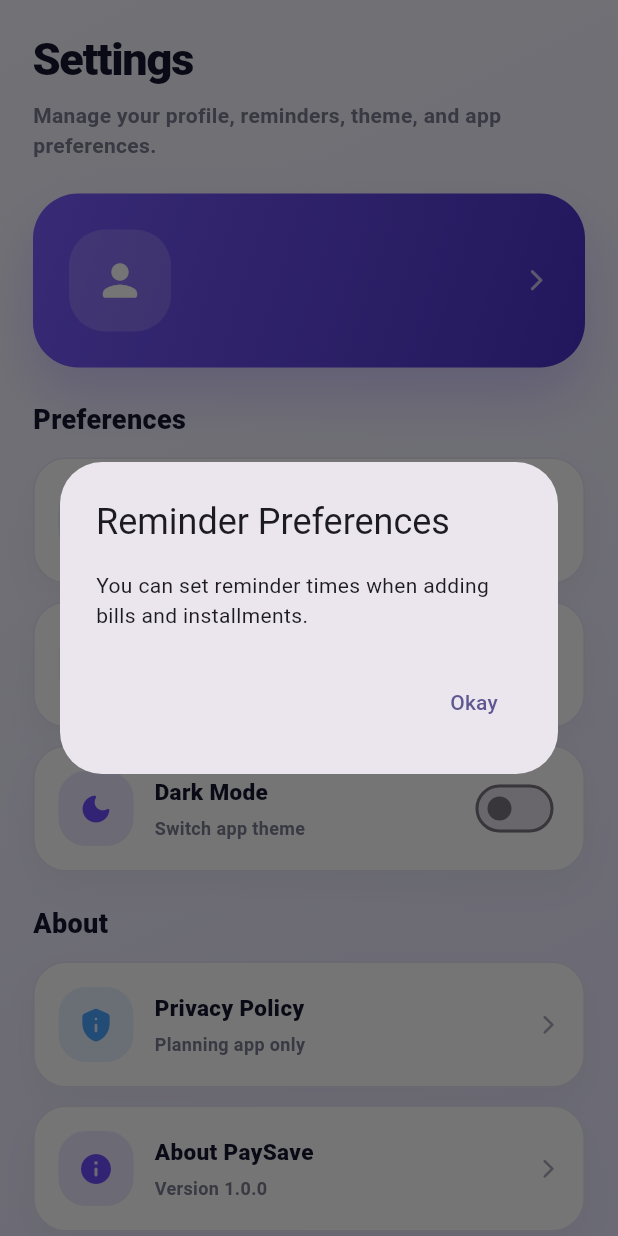
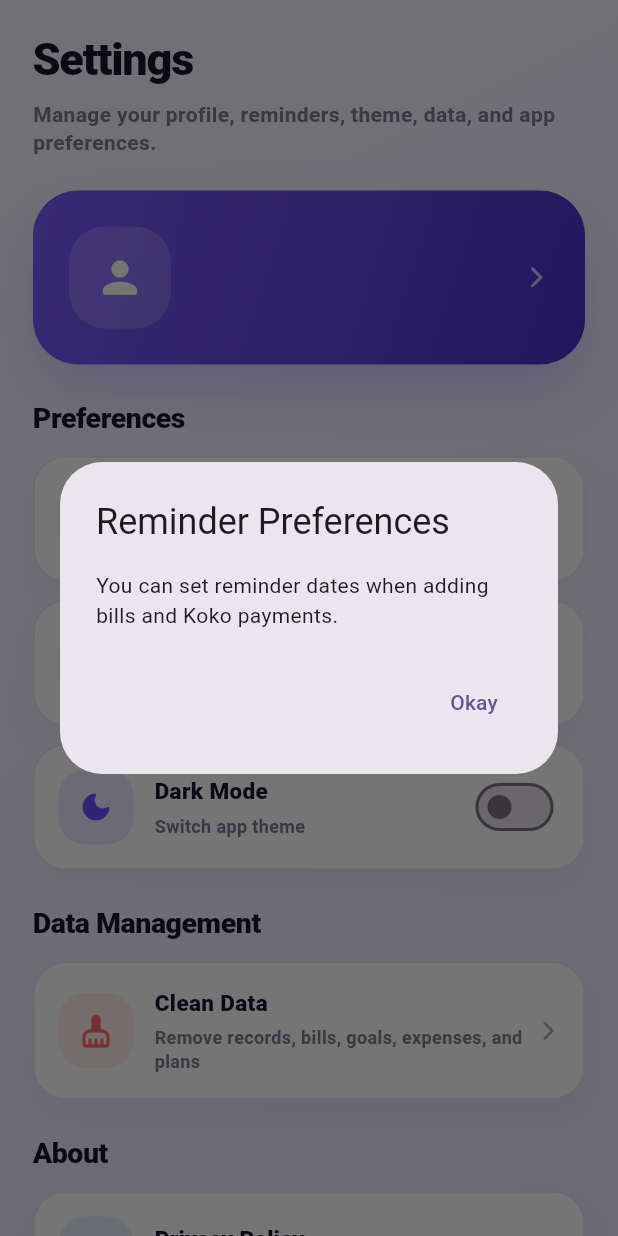
Before and after one commit to NehanVidanaarchchi/PaySave, a Flutter app: the SettingsScreen screen opened by its route, after a tap on "Reminder Preferences", on a phone screen of 412 x 824 dp. Run offline on Flutter 3.47's test engine with Material 3 defaults, Android fonts, the phone set to English and light mode, and no system bars; our stand-ins replace cloud_firestore, connectivity_plus, firebase_auth, firebase_core, fl_chart, flutter_local_notifications and 2 more; accounts and stored records are empty.

Commit message:
vug fixed

```diff
--- a/lib/app/app_routes.dart
+++ b/lib/app/app_routes.dart
@@ -22,6 +22,7 @@ import '../features/planner/monthly_plan_setup_screen.dart';
 
 import '../features/records/add_money_record_screen.dart';
 
+import '../features/saving/add_saving_goal_screen.dart';
 import '../features/saving/savings_screen.dart';
 
 import '../features/settings/profile_screen.dart';
@@ -125,11 +126,7 @@ class AppRoutes {
         return _page(const SavingsScreen());
 
       case addSavingGoal:
-        return _page(
-          const AddMoneyRecordScreen(
-            initialType: MoneyRecordModel.typeSaving,
-          ),
-        );
+        return _page(const AddSavingGoalScreen());
 
       case expenses:
         return _page(const ExpensesScreen());
--- a/lib/features/auth/register_screen.dart
+++ b/lib/features/auth/register_screen.dart
@@ -52,7 +52,7 @@ class _RegisterScreenState extends State<RegisterScreen> {
     if (success) {
       Navigator.pushNamedAndRemoveUntil(
         context,
-        AppRoutes.monthlyPlanSetup,
+        AppRoutes.home,
         (_) => false,
       );
     } else {
--- a/lib/features/settings/settings_screen.dart
+++ b/lib/features/settings/settings_screen.dart
@@ -1,3 +1,4 @@
+import 'package:cloud_firestore/cloud_firestore.dart';
 import 'package:firebase_auth/firebase_auth.dart';
 import 'package:flutter/material.dart';
 import 'package:provider/provider.dart';
@@ -5,6 +6,7 @@ import 'package:provider/provider.dart';
 import '../../app/app_routes.dart';
 import '../../core/constants/app_colors.dart';
 import '../../core/constants/app_sizes.dart';
+import '../../core/constants/firebase_collections.dart';
 import '../../providers/theme_provider.dart';
 
 class SettingsScreen extends StatelessWidget {
@@ -37,7 +39,7 @@ class SettingsScreen extends StatelessWidget {
     if (confirm != true) return;
     if (!context.mounted) return;
 
-    // await context.read<AuthProvider>().logout();
+    await FirebaseAuth.instance.signOut();
 
     if (!context.mounted) return;
 
@@ -45,6 +47,152 @@ class SettingsScreen extends StatelessWidget {
       context,
       AppRoutes.login,
       (_) => false,
+    );
+  }
+
+  Future<void> _cleanUserData(BuildContext context) async {
+    final confirm = await showDialog<bool>(
+      context: context,
+      builder: (context) {
+        return AlertDialog(
+          title: const Text('Clean all data?'),
+          content: const Text(
+            'This will remove your records, bills, Koko payments, goals, expenses, and old monthly plans. Your account will not be deleted. This action cannot be undone.',
+          ),
+          actions: [
+            TextButton(
+              onPressed: () => Navigator.pop(context, false),
+              child: const Text('Cancel'),
+            ),
+            TextButton(
+              onPressed: () => Navigator.pop(context, true),
+              child: const Text(
+                'Clean Data',
+                style: TextStyle(
+                  color: AppColors.danger,
+                  fontWeight: FontWeight.w900,
+                ),
+              ),
+            ),
+          ],
+        );
+      },
+    );
+
+    if (confirm != true) return;
+    if (!context.mounted) return;
+
+    showDialog<void>(
+      context: context,
+      barrierDismissible: false,
+      builder: (_) {
+        return const Center(
+          child: CircularProgressIndicator(
+            color: AppColors.primary,
+          ),
+        );
+      },
+    );
+
+    try {
+      await _deleteCurrentUserData();
+
+      if (!context.mounted) return;
+
+      Navigator.pop(context);
+
+      ScaffoldMessenger.of(context).showSnackBar(
+        const SnackBar(
+          content: Text('All PaySave data cleaned successfully.'),
+          behavior: SnackBarBehavior.floating,
+          backgroundColor: AppColors.success,
+        ),
+      );
+
+      Navigator.pushNamedAndRemoveUntil(
+        context,
+        AppRoutes.home,
+        (_) => false,
+      );
+    } catch (e) {
+      if (!context.mounted) return;
+
+      Navigator.pop(context);
+
+      ScaffoldMessenger.of(context).showSnackBar(
+        SnackBar(
+          content: Text('Failed to clean data: $e'),
+          behavior: SnackBarBehavior.floating,
+          backgroundColor: AppColors.danger,
+        ),
+      );
+    }
+  }
+
+  Future<void> _deleteCurrentUserData() async {
+    final user = FirebaseAuth.instance.currentUser;
+
+    if (user == null) {
+      throw Exception('User is not logged in');
+    }
+
+    final userDoc = FirebaseFirestore.instance
+        .collection(FirebaseCollections.users)
+        .doc(user.uid);
+
+    final collectionsToClean = [
+      FirebaseCollections.moneyRecords,
+      FirebaseCollections.monthlyPlans,
+      FirebaseCollections.bills,
+      FirebaseCollections.installments,
+      FirebaseCollections.savings,
+      FirebaseCollections.expenses,
+    ];
+
+    for (final collectionName in collectionsToClean) {
+      await _deleteCollection(userDoc.collection(collectionName));
+    }
+  }
+
+  Future<void> _deleteCollection(
+    CollectionReference<Map<String, dynamic>> collection,
+  ) async {
+    while (true) {
+      final snapshot = await collection.limit(450).get();
+
+      if (snapshot.docs.isEmpty) {
+        break;
+      }
+
+      final batch = FirebaseFirestore.instance.batch();
+
+      for (final doc in snapshot.docs) {
+        batch.delete(doc.reference);
+      }
+
+      await batch.commit();
+
+      if (snapshot.docs.length < 450) {
+        break;
+      }
+    }
+  }
+
+  void _showInfo(BuildContext context, String title, String message) {
+    showDialog<void>(
+      context: context,
+      builder: (context) {
+        return AlertDialog(
+          title: Text(title),
+          content: Text(message),
+          actions: [
+            TextButton(
+              onPressed: () => Navigator.pop(context),
+              child: const Text('Okay'),
+            ),
+          ],
+        );
+      },
     );
   }
 
@@ -63,7 +211,7 @@ class SettingsScreen extends StatelessWidget {
           bottom: false,
           child: ListView(
             physics: const BouncingScrollPhysics(),
-            padding: const EdgeInsets.fromLTRB(22, 18, 22, 120),
+            padding: const EdgeInsets.fromLTRB(22, 18, 22, 140),
             children: [
               const Text(
                 'Settings',
@@ -76,11 +224,12 @@ class SettingsScreen extends StatelessWidget {
               ),
               const SizedBox(height: 6),
               const Text(
-                'Manage your profile, reminders, theme, and app preferences.',
+                'Manage your profile, reminders, theme, data, and app preferences.',
                 style: TextStyle(
                   color: AppColors.textSecondary,
                   fontSize: 14,
                   fontWeight: FontWeight.w600,
+                  height: 1.35,
                 ),
               ),
               const SizedBox(height: 22),
@@ -103,7 +252,7 @@ class SettingsScreen extends StatelessWidget {
                   _showInfo(
                     context,
                     'Currency',
-                    'PaySave currently uses Sri Lankan Rupees. Multi-currency support can be added later.',
+                    'PaySave currently uses Sri Lankan Rupees.',
                   );
                 },
               ),
@@ -111,13 +260,13 @@ class SettingsScreen extends StatelessWidget {
               _SettingsTile(
                 icon: Icons.notifications_active_rounded,
                 title: 'Reminder Preferences',
-                subtitle: 'Bill and installment reminders',
+                subtitle: 'Bill and Koko payment reminders',
                 color: AppColors.warning,
                 onTap: () {
                   _showInfo(
                     context,
                     'Reminder Preferences',
-                    'You can set reminder times when adding bills and installments.',
+                    'You can set reminder dates when adding bills and Koko payments.',
                   );
                 },
               ),
@@ -131,6 +280,16 @@ class SettingsScreen extends StatelessWidget {
                 onChanged: (_) {
                   themeProvider.toggleTheme();
                 },
+              ),
+              const SizedBox(height: 22),
+              const _SectionTitle(title: 'Data Management'),
+              const SizedBox(height: 12),
+              _SettingsTile(
+                icon: Icons.cleaning_services_rounded,
+                title: 'Clean Data',
+                subtitle: 'Remove records, bills, goals, expenses, and plans',
+                color: AppColors.danger,
+                onTap: () => _cleanUserData(context),
               ),
               const SizedBox(height: 22),
               const _SectionTitle(title: 'About'),
@@ -158,7 +317,7 @@ class SettingsScreen extends StatelessWidget {
                   _showInfo(
                     context,
                     'About PaySave',
-                    'PaySave helps users plan monthly income, savings, bills, and installment reminders.',
+                    'PaySave helps users plan income, savings goals, bills, and Koko-style installment reminders.',
                   );
                 },
               ),
@@ -196,24 +355,6 @@ class SettingsScreen extends StatelessWidget {
       ),
     );
   }
-
-  void _showInfo(BuildContext context, String title, String message) {
-    showDialog<void>(
-      context: context,
-      builder: (context) {
-        return AlertDialog(
-          title: Text(title),
-          content: Text(message),
-          actions: [
-            TextButton(
-              onPressed: () => Navigator.pop(context),
-              child: const Text('Okay'),
-            ),
-          ],
-        );
-      },
-    );
-  }
 }
 
 class _ProfileCard extends StatelessWidget {
@@ -242,7 +383,7 @@ class _ProfileCard extends StatelessWidget {
             borderRadius: BorderRadius.circular(30),
             boxShadow: [
               BoxShadow(
-                color: AppColors.primary.withOpacity(0.22),
+                color: AppColors.primary.withValues(alpha: 0.22),
                 blurRadius: 30,
                 offset: const Offset(0, 18),
               ),
@@ -254,7 +395,7 @@ class _ProfileCard extends StatelessWidget {
                 height: 68,
                 width: 68,
                 decoration: BoxDecoration(
-                  color: Colors.white.withOpacity(0.18),
+                  color: Colors.white.withValues(alpha: 0.18),
                   borderRadius: BorderRadius.circular(24),
                 ),
                 child: const Icon(
@@ -334,7 +475,7 @@ class _SettingsTile extends StatelessWidget {
             border: Border.all(color: AppColors.border),
             boxShadow: [
               BoxShadow(
-                color: Colors.black.withOpacity(0.035),
+                color: Colors.black.withValues(alpha: 0.035),
                 blurRadius: 18,
                 offset: const Offset(0, 10),
               ),
@@ -346,7 +487,7 @@ class _SettingsTile extends StatelessWidget {
                 height: 50,
                 width: 50,
                 decoration: BoxDecoration(
-                  color: color.withOpacity(0.13),
+                  color: color.withValues(alpha: 0.13),
                   borderRadius: BorderRadius.circular(18),
                 ),
                 child: Icon(
@@ -372,10 +513,12 @@ class _SettingsTile extends StatelessWidget {
                     const SizedBox(height: 5),
                     Text(
                       subtitle,
+                      maxLines: 2,
                       overflow: TextOverflow.ellipsis,
                       style: const TextStyle(
                         color: AppColors.textSecondary,
                         fontSize: 12,
+                        height: 1.35,
                         fontWeight: FontWeight.w600,
                       ),
                     ),
@@ -422,7 +565,7 @@ class _SettingsSwitchTile extends StatelessWidget {
         border: Border.all(color: AppColors.border),
         boxShadow: [
           BoxShadow(
-            color: Colors.black.withOpacity(0.035),
+            color: Colors.black.withValues(alpha: 0.035),
             blurRadius: 18,
             offset: const Offset(0, 10),
           ),
@@ -434,7 +577,7 @@ class _SettingsSwitchTile extends StatelessWidget {
             height: 50,
             width: 50,
             decoration: BoxDecoration(
-              color: color.withOpacity(0.13),
+              color: color.withValues(alpha: 0.13),
               borderRadius: BorderRadius.circular(18),
             ),
             child: Icon(
@@ -472,7 +615,7 @@ class _SettingsSwitchTile extends StatelessWidget {
           ),
           Switch(
             value: value,
-            activeColor: AppColors.primary,
+            activeThumbColor: AppColors.primary,
             onChanged: onChanged,
           ),
         ],
@@ -494,8 +637,9 @@ class _SectionTitle extends StatelessWidget {
       title,
       style: const TextStyle(
         color: AppColors.textPrimary,
-        fontSize: 18,
+        fontSize: 19,
         fontWeight: FontWeight.w900,
+        letterSpacing: -0.3,
       ),
     );
   }
```
